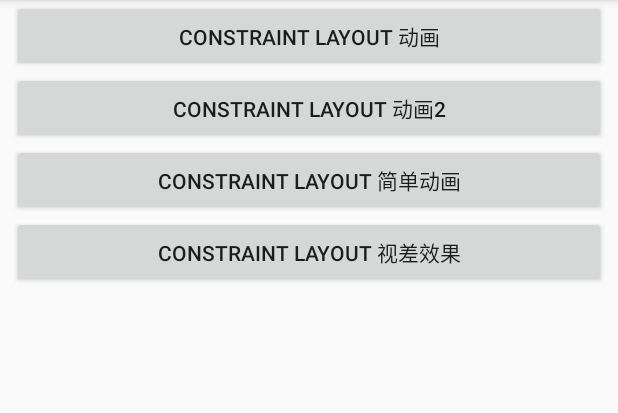
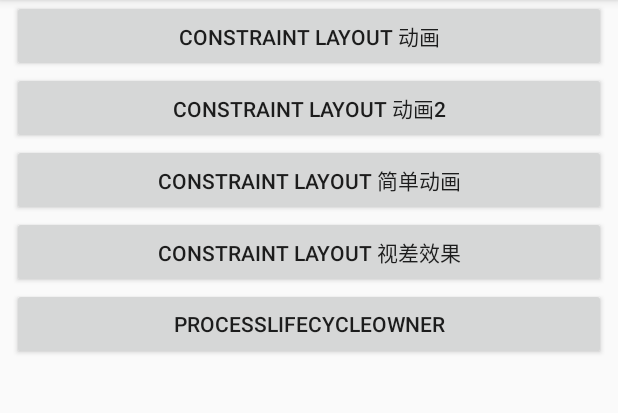
Before and after one commit to 410063005/cmdemo, an Android app: the screen it shows after launch (MainActivity), on a phone screen of 412 x 824 dp, the part 84-497 px from its top. Run offline under Robolectric (Android 15) with nearby library versions, the phone set to English and light mode, and no system bars.

Commit message:
【新增】- demo for lifecycle

```diff
--- a/app/build.gradle
+++ b/app/build.gradle
@@ -34,4 +34,9 @@ dependencies {
     implementation 'com.android.support:cardview-v7:28.0.0'
     implementation 'com.github.bumptech.glide:glide:3.7.0'
     implementation "io.reactivex.rxjava2:rxjava:2.1.9"
+
+    // Lifecycles only (no ViewModel or LiveData)
+    implementation "android.arch.lifecycle:runtime:1.1.1"
+    implementation "android.arch.lifecycle:extensions:1.1.1"
+    kapt "android.arch.lifecycle:compiler:1.1.1"
 }
--- a/app/src/main/AndroidManifest.xml
+++ b/app/src/main/AndroidManifest.xml
@@ -21,6 +21,7 @@
         <activity android:name=".layout.ClAnimationActivity2" />
         <activity android:name=".layout.ClAnimationSimpleActivity" />
         <activity android:name=".layout.ClAnimationParallaxActivity" />
+        <activity android:name=".lifecycle.ForegroundMonitorActivity" />
     </application>
 
 </manifest>
--- a/app/src/main/java/com/sunmoonblog/cmdemo/MainActivity.kt
+++ b/app/src/main/java/com/sunmoonblog/cmdemo/MainActivity.kt
@@ -7,12 +7,17 @@ import com.sunmoonblog.cmdemo.layout.ClAnimationActivity
 import com.sunmoonblog.cmdemo.layout.ClAnimationActivity2
 import com.sunmoonblog.cmdemo.layout.ClAnimationParallaxActivity
 import com.sunmoonblog.cmdemo.layout.ClAnimationSimpleActivity
+import com.sunmoonblog.cmdemo.lifecycle.ForegroundMonitorActivity
 
 class MainActivity : AppCompatActivity() {
 
     override fun onCreate(savedInstanceState: Bundle?) {
         super.onCreate(savedInstanceState)
         setContentView(R.layout.activity_main)
+    }
+
+    fun clProcessLifecycleOwner(view: View) {
+        ForegroundMonitorActivity.start(this)
     }
 
     fun clAnimationParallax(view: View) {
--- a/app/src/main/res/layout/content_main.xml
+++ b/app/src/main/res/layout/content_main.xml
@@ -57,4 +57,17 @@
         app:layout_constraintStart_toStartOf="parent"
         app:layout_constraintTop_toBottomOf="@+id/button3"
         tools:layout_editor_absoluteY="16dp" />
+
+    <Button
+        android:onClick="clProcessLifecycleOwner"
+        android:id="@+id/button5"
+        android:layout_width="0dp"
+        android:layout_height="wrap_content"
+        android:layout_marginStart="8dp"
+        android:layout_marginEnd="8dp"
+        android:text="ProcessLifecycleOwner"
+        app:layout_constraintEnd_toEndOf="parent"
+        app:layout_constraintStart_toStartOf="parent"
+        app:layout_constraintTop_toBottomOf="@+id/button4"
+        tools:layout_editor_absoluteY="16dp" />
 </android.support.constraint.ConstraintLayout>
```
Also changed, not shown: app/src/main/java/com/sunmoonblog/cmdemo/lifecycle/AppLifecycleObserver.kt (added, +31 -0 lines), app/src/main/java/com/sunmoonblog/cmdemo/lifecycle/ForegroundMonitorActivity.kt (added, +33 -0 lines), app/src/main/res/layout/activity_foreground_monitor.xml (added, +27 -0 lines).
